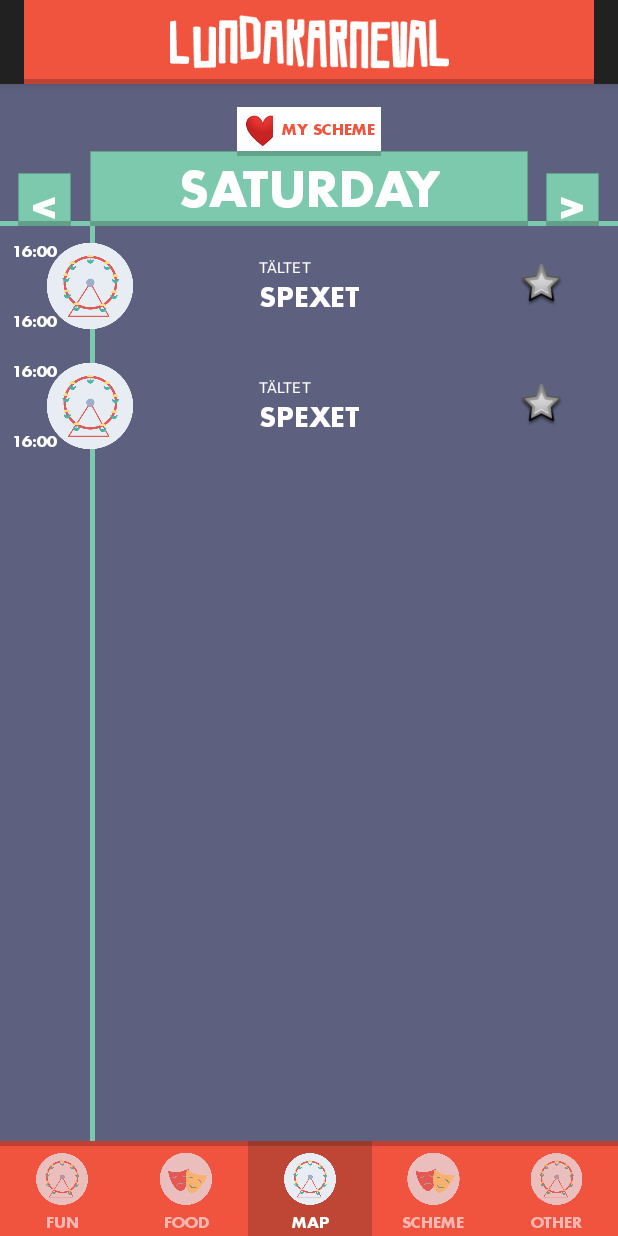
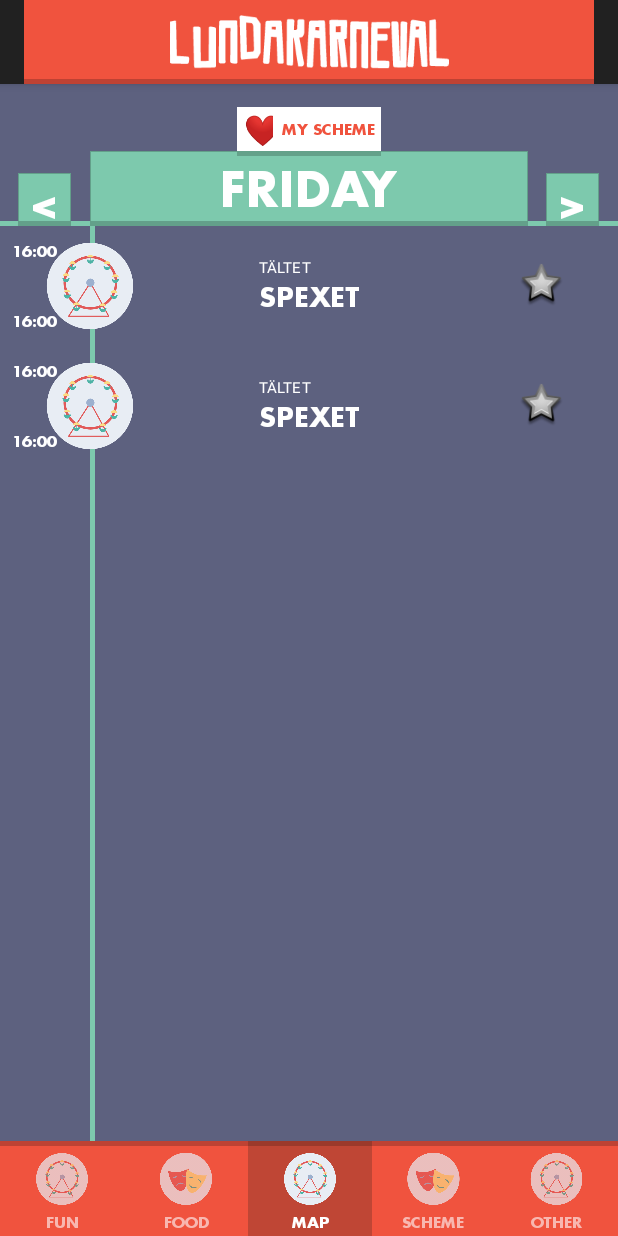
Before and after one commit to karlmarkuslarsson/lundakarnevalen-android, an Android app: the fragment SchemeFragment placed in its activity, on a phone screen of 412 x 824 dp. Run offline under Robolectric (Android 15) with nearby library versions, the phone set to English and light mode, and no system bars; libraries missing offline, so code that uses them is left out: com.readystatesoftware.systembartint; 13 statements that could not run were skipped.

Commit message:
update strings

```diff
--- a/futural-extern-android/src/main/res/values/strings.xml
+++ b/futural-extern-android/src/main/res/values/strings.xml
@@ -39,4 +39,7 @@ Tenderloin ham hock brisket chicken andouille capicola, cow beef ribs sausage. F
     <string name="cash">CASH</string>
     <string name="to_map">TO MAP</string>
     <string name="big_scene">BIG SCENE</string>
+
+    <string name="friday">FRIDAY</string>
+    <string name="sunday">SUNDAY</string>
 </resources>
```
Also changed, not shown: futural-extern-android/src/main/res/layout/fragment_scheme.xml (line endings or trailing spaces), 1 other file.
